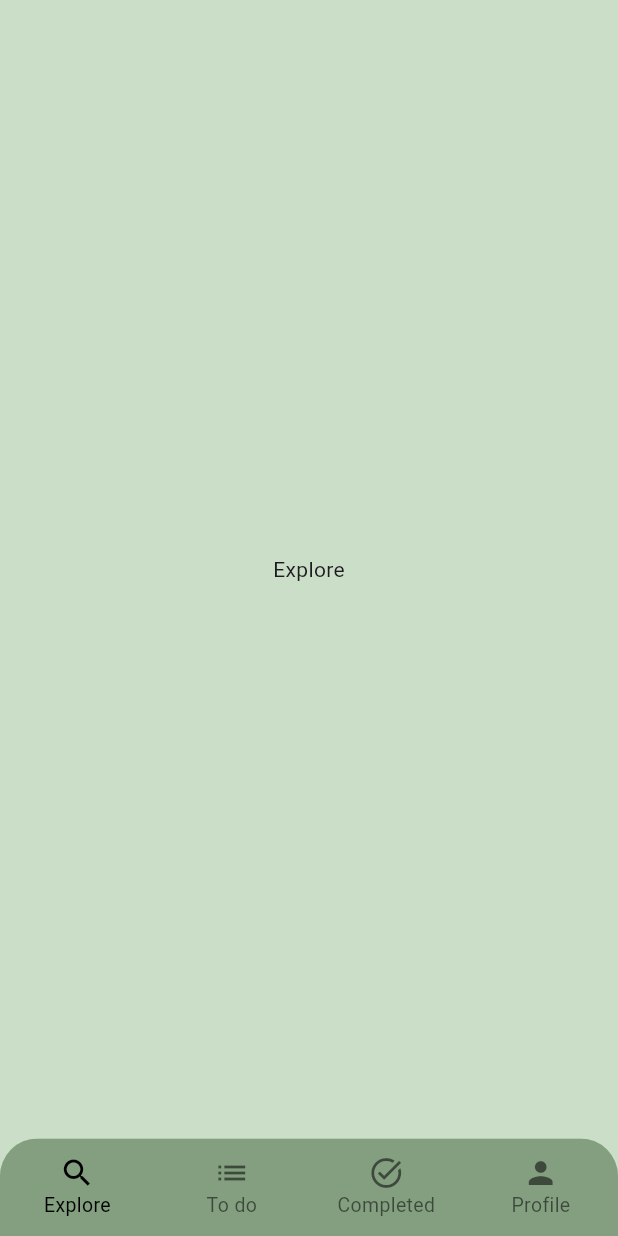
After one commit to vassilikim/caider, a Flutter app: the HomePage screen opened directly, on a phone screen of 412 x 824 dp. The commit adds this screen. Run offline on Flutter 3.47's test engine with Material 3 defaults, Android fonts, the phone set to English and light mode, and no system bars; our stand-ins replace image_picker.

Commit message:
feat: dummy home page

```diff
--- a/lib/auth/login.dart
+++ b/lib/auth/login.dart
@@ -3,7 +3,7 @@ import 'dart:io';
 import 'package:caider/auth/signup.dart';
 import 'package:caider/database/data.dart';
 import 'package:caider/database/users.dart';
-import 'package:caider/view.dart';
+import 'package:caider/home.dart';
 import 'package:caider/widgets/auth_widgets.dart';
 import 'package:caider/widgets/snackbar.dart';
 import 'package:flutter/material.dart';
@@ -53,7 +53,7 @@ class _LoginPageState extends State<LoginPage> {
       }
       user = currentUser.toJson();
       Navigator.pushReplacement(context, MaterialPageRoute(builder: (context) {
-        return const ViewPage();
+        return const HomePage();
       }));
     }
   }
--- /dev/null
+++ b/lib/home.dart
@@ -0,0 +1,83 @@
+import 'package:caider/navigation_pages/completed.dart';
+import 'package:caider/navigation_pages/explore.dart';
+import 'package:caider/navigation_pages/profile.dart';
+import 'package:caider/navigation_pages/to_do.dart';
+import 'package:flutter/material.dart';
+
+class HomePage extends StatefulWidget {
+  const HomePage({super.key});
+
+  @override
+  State<HomePage> createState() => _HomePageState();
+}
+
+class _HomePageState extends State<HomePage> {
+  int _selectedIndex = 0;
+
+  final List<Widget> _tabs = [
+    const ExplorePage(),
+    const ToDoPage(),
+    const CompletedPage(),
+    const ProfilePage()
+  ];
+
+  @override
+  Widget build(BuildContext context) {
+    return Scaffold(
+      backgroundColor: const Color.fromARGB(255, 203, 222, 199),
+      bottomNavigationBar: Container(
+        height: 65,
+        decoration: const BoxDecoration(
+          borderRadius: BorderRadius.only(
+            topRight: Radius.circular(25),
+            topLeft: Radius.circular(25),
+          ),
+        ),
+        child: ClipRRect(
+          borderRadius: const BorderRadius.only(
+            topLeft: Radius.circular(25.0),
+            topRight: Radius.circular(25.0),
+          ),
+          child: BottomNavigationBar(
+            backgroundColor: const Color.fromARGB(255, 131, 159, 128),
+            type: BottomNavigationBarType.fixed,
+            selectedLabelStyle: const TextStyle(
+              fontFamily: 'Roboto',
+              fontSize: 13,
+            ),
+            unselectedLabelStyle: const TextStyle(
+              fontFamily: 'Roboto',
+              fontSize: 13,
+            ),
+            selectedItemColor: Colors.black,
+            currentIndex: _selectedIndex,
+            items: const [
+              BottomNavigationBarItem(
+                icon: Icon(Icons.search),
+                label: 'Explore',
+              ),
+              BottomNavigationBarItem(
+                icon: Icon(Icons.list),
+                label: 'To do',
+              ),
+              BottomNavigationBarItem(
+                icon: Icon(Icons.task_alt),
+                label: 'Completed',
+              ),
+              BottomNavigationBarItem(
+                icon: Icon(Icons.person),
+                label: 'Profile',
+              ),
+            ],
+            onTap: (index) {
+              setState(() {
+                _selectedIndex = index;
+              });
+            },
+          ),
+        ),
+      ),
+      body: _tabs[_selectedIndex],
+    );
+  }
+}
--- /dev/null
+++ b/lib/navigation_pages/explore.dart
@@ -0,0 +1,15 @@
+import 'package:flutter/material.dart';
+
+class ExplorePage extends StatelessWidget {
+  const ExplorePage({super.key});
+
+  @override
+  Widget build(BuildContext context) {
+    return Scaffold(
+      backgroundColor: const Color.fromARGB(255, 203, 222, 199),
+      body: Center(
+        child: Text('Explore'),
+      ),
+    );
+  }
+}
```
Also changed, not shown: lib/navigation_pages/completed.dart (added, +15 -0 lines), lib/navigation_pages/profile.dart (added, +15 -0 lines), lib/navigation_pages/to_do.dart (added, +15 -0 lines), lib/view.dart (deleted, +0 -19 lines).
